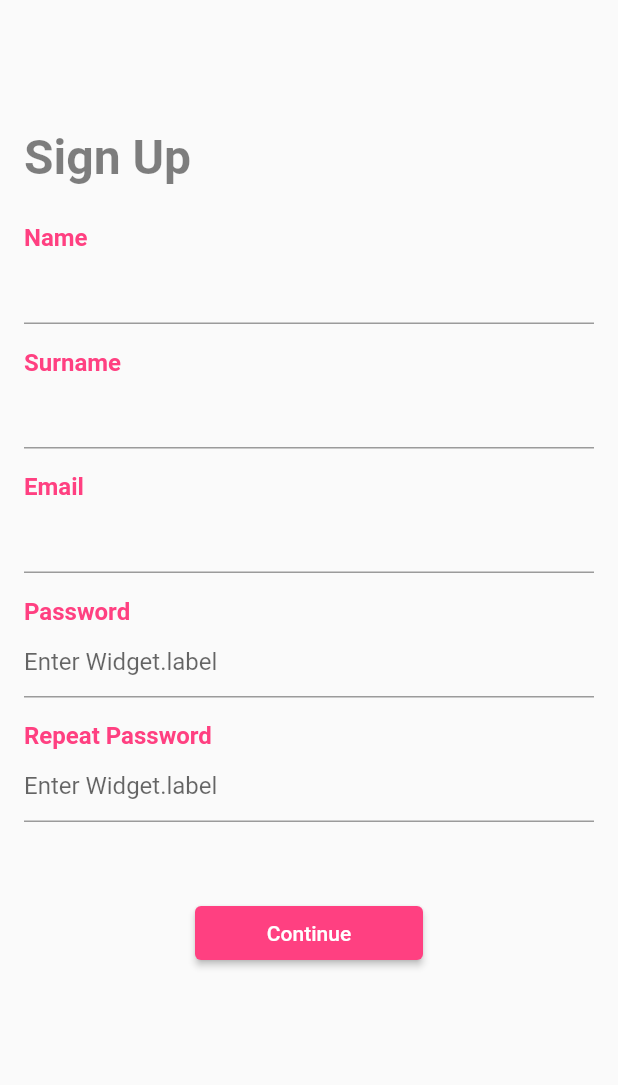
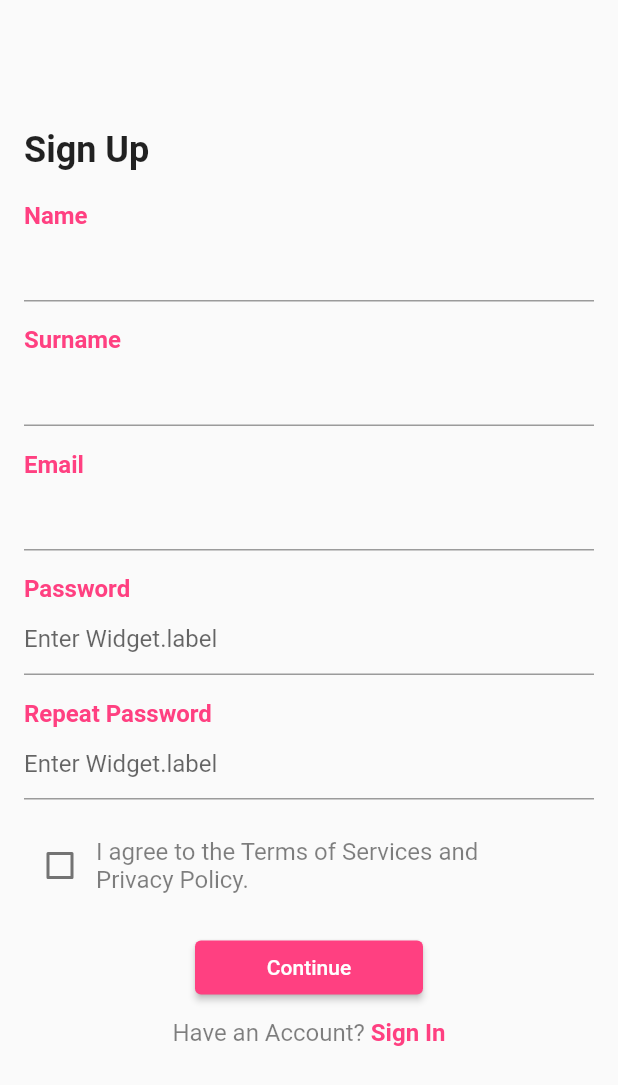
Before and after one commit to pecalevskastefani/event_planner, a Flutter app: the RegisterPage screen opened by its route, on a phone screen of 412 x 824 dp. Shown: the top 1085 px of the screen. Run offline on Flutter 3.47's test engine with Material 2 defaults, Android fonts, the phone set to English and light mode, and no system bars; our stand-ins replace cloud_firestore, file_picker, firebase_auth, firebase_core, google_sign_in; accounts and stored records are empty; network calls fail.

Commit message:
changed login and register

```diff
--- a/lib/screens/authentication/register_page.dart
+++ b/lib/screens/authentication/register_page.dart
@@ -13,6 +13,7 @@ class RegisterPage extends StatelessWidget {
   final TextEditingController _repeatPasswordController = TextEditingController();
 
   final AuthService _authService = AuthService();
+  bool _isChecked = false;
 
   Future<void> registerUser(BuildContext context) async {
     String name = _nameController.text.trim();
@@ -59,13 +60,13 @@ class RegisterPage extends StatelessWidget {
               Text(
                 "Sign Up",
                 style: TextStyle(
-                  fontSize: 32,
+                  fontSize: 24,
                   fontWeight: FontWeight.bold,
-                  color: Colors.black.withOpacity(0.5),
+                  color: Colors.black87, // Light black color
                   fontFamily: 'Roboto',
                 ),
               ),
-              SizedBox(height: 25.0),
+              SizedBox(height: 20.0),
               CustomTextField(
                 labelText: 'Name',
                 controller: _nameController,
@@ -87,13 +88,65 @@ class RegisterPage extends StatelessWidget {
                 label: 'Repeat Password',
                 controller: _repeatPasswordController,
               ),
-              SizedBox(height: 50.0),
+              SizedBox(height: 20.0),
+              Row(
+                children: [
+                  Checkbox(
+                    value: _isChecked,
+                    onChanged: (bool? value) {
+                      _isChecked = value ?? false;
+                      // Add your desired logic when the checkbox state changes
+                    },
+                  ),
+                  Text(
+                    'I agree to the Terms of Services and \nPrivacy Policy.',
+                    style: TextStyle(
+                      fontSize: 16,
+                      color: Colors.black.withOpacity(0.5), // Light black color
+                      fontFamily: 'Roboto', // Replace with your desired font family
+                    ),
+                  ),
+                ],
+              ),
+              SizedBox(height: 20.0),
               Center(
-                child: CustomButton(
-                  text: 'Continue',
-                  onPressed: () => registerUser(context),
+                child: Column(
+                  children: [
+                    CustomButton(
+                      text: 'Continue',
+                      onPressed: () => registerUser(context),
+                    ),
+                    SizedBox(height: 10.0),
+                    Row(
+                      mainAxisAlignment: MainAxisAlignment.center,
+                      children: [
+                        Text(
+                          'Have an Account? ',
+                          style: TextStyle(
+                            fontSize: 16,
+                            color: Colors.black.withOpacity(0.5), // Light black color
+                            fontFamily: 'Roboto', // Replace with your desired font family
+                          ),
+                        ),
+                        GestureDetector(
+                          onTap: () {
+                            Navigator.pushNamed(context, '/login_page');
+                          },
+                          child: Text(
+                            "Sign In",
+                            style: TextStyle(
+                              fontSize: 16,
+                              fontWeight: FontWeight.bold,
+                              color: Colors.pinkAccent,
+                            ),
+                          ),
+                        ),
+                      ],
+                    ),
+                  ],
                 ),
               ),
+
             ],
           ),
         ),
```
Also changed, not shown: lib/screens/authentication/login_page.dart (+24 -7 lines).
